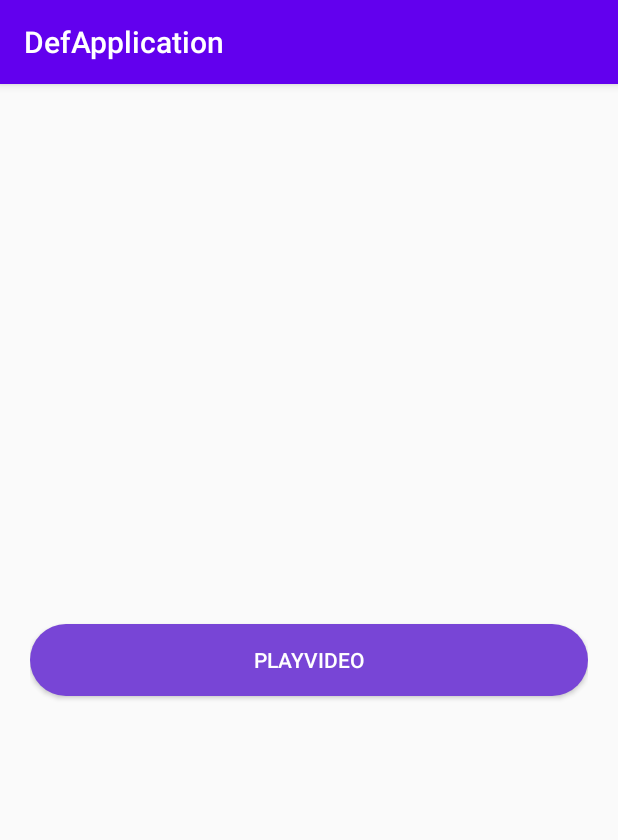
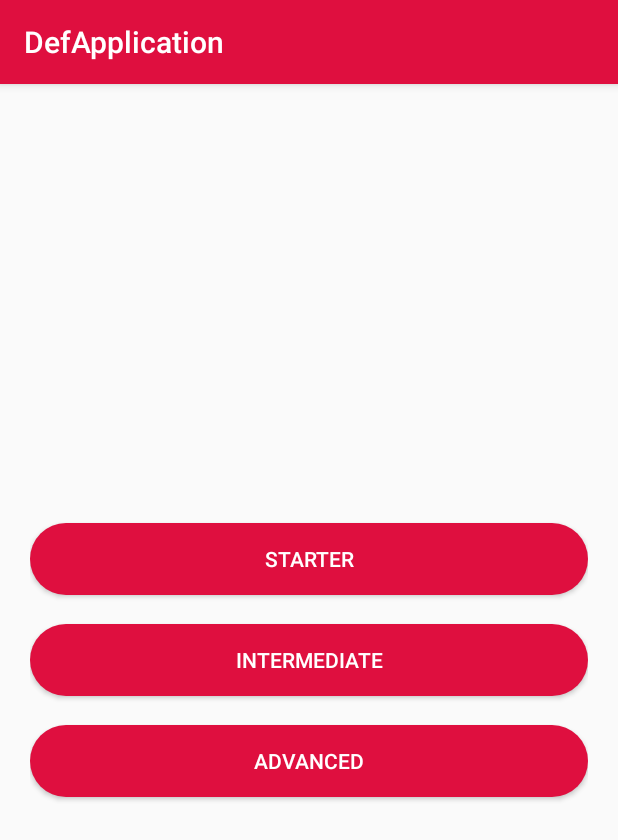
Before and after one commit to thakareabhi/ProjectBasic, an Android app: the screen it shows after launch (FetchData), after a tap on "YOUTUBE", on a phone screen of 412 x 824 dp. Shown: the top 840 px of the screen. Run offline under Robolectric (Android 15) with nearby library versions, the phone set to English and light mode, and no system bars; our stand-ins replace Firebase (no records; nobody signed in at launch, a user with empty details on screens opened directly); libraries missing offline, so code that uses them is left out: com.synnapps.carouselview; 2 statements that could not run were skipped.

Commit message:
Learning platform and carousel update

```diff
--- a/app/build.gradle
+++ b/app/build.gradle
@@ -34,6 +34,7 @@ dependencies {
     implementation 'androidx.constraintlayout:constraintlayout:1.1.3'
     implementation 'androidx.recyclerview:recyclerview:1.1.0'
     implementation 'androidx.cardview:cardview:1.0.0'
+    implementation 'com.synnapps:carouselview:0.1.5'
     implementation files('libs/YouTubeAndroidPlayerApi.jar')
     implementation fileTree(dir: 'libs', include: ['*.jar'])
     implementation 'com.google.firebase:firebase-database:16.0.4'
--- a/app/src/main/java/com/example/defapplication/MainActivity.kt
+++ b/app/src/main/java/com/example/defapplication/MainActivity.kt
@@ -6,16 +6,32 @@ package com.example.defapplication
 import android.content.Intent
 import androidx.appcompat.app.AppCompatActivity
 import android.os.Bundle
+import com.synnapps.carouselview.CarouselView
 import kotlinx.android.synthetic.main.activity_main.*
 
 
 
 class MainActivity : AppCompatActivity() {
 
+    var sampleImages = intArrayOf(
+        R.drawable.pic1,
+        R.drawable.pic2,
+        R.drawable.pic3,
+        R.drawable.pic4,
+        R.drawable.pic5
+    )
 
     override fun onCreate(savedInstanceState: Bundle?) {
+
         super.onCreate(savedInstanceState)
         setContentView(R.layout.activity_main)
+
+        carouselView.pageCount=sampleImages.size
+
+        carouselView.setImageListener{position, imageView ->
+            imageView.setImageResource(sampleImages[position])
+        }
+
 
         button11.setOnClickListener {
             val intent = Intent(this, Speechttext::class.java)
--- a/app/src/main/res/layout/activity_fetch_data.xml
+++ b/app/src/main/res/layout/activity_fetch_data.xml
@@ -15,10 +15,39 @@
         android:id="@+id/button17"
         android:layout_width="match_parent"
         android:layout_height="wrap_content"
-        android:text="PlayVideo"
+        android:text="Starter"
         android:textColor="@color/white"
         android:background="@drawable/btnrnd"
         tools:layout_editor_absoluteX="158dp"
         tools:layout_editor_absoluteY="458dp" />
 
+    <TextView
+        android:layout_width="wrap_content"
+        android:layout_height="wrap_content"></TextView>
+
+    <Button
+        android:id="@+id/button171"
+        android:layout_width="match_parent"
+        android:layout_height="wrap_content"
+        android:text="Intermediate"
+        android:textColor="@color/white"
+        android:background="@drawable/btnrnd"
+        tools:layout_editor_absoluteX="158dp"
+        tools:layout_editor_absoluteY="458dp" />
+    <TextView
+        android:layout_width="wrap_content"
+        android:layout_height="wrap_content"></TextView>
+
+    <Button
+        android:id="@+id/button172"
+        android:layout_width="match_parent"
+        android:layout_height="wrap_content"
+        android:text="Advanced"
+        android:textColor="@color/white"
+        android:background="@drawable/btnrnd"
+        tools:layout_editor_absoluteX="158dp"
+        tools:layout_editor_absoluteY="458dp" />
+
+
+
 </LinearLayout>
--- a/app/src/main/res/layout/adapter_item_layout.xml
+++ b/app/src/main/res/layout/adapter_item_layout.xml
@@ -22,6 +22,8 @@
             android:layout_width="wrap_content"
             android:layout_height="wrap_content"
             android:layout_gravity="right"
+            android:background="@drawable/btnrnd"
+            android:textColor="@color/white"
             android:text="Play"></Button>
 
     </LinearLayout>
--- a/app/src/main/res/values/colors.xml
+++ b/app/src/main/res/values/colors.xml
@@ -1,9 +1,9 @@
 <?xml version="1.0" encoding="utf-8"?>
 <resources>
-    <color name="colorPrimary">#6200EE</color>
-    <color name="colorPrimaryDark">#3700B3</color>
+    <color name="colorPrimary">#DF0F3F</color>
+    <color name="colorPrimaryDark">#BD0F37</color>
     <color name="colorAccent">#03DAC5</color>
-    <color name="Blue">#7845D6</color>
+    <color name="Blue">#DF0F3F</color>
     <color name="white">#FFFFFF</color>
     <color name="Black">#000000</color>
     <color name="Bluelt">#46DDF1</color>
```
Also changed, not shown: app/src/main/java/com/example/defapplication/FetchData.kt (+55 -4 lines), app/src/main/res/layout/activity_main.xml (+18 -4 lines).
